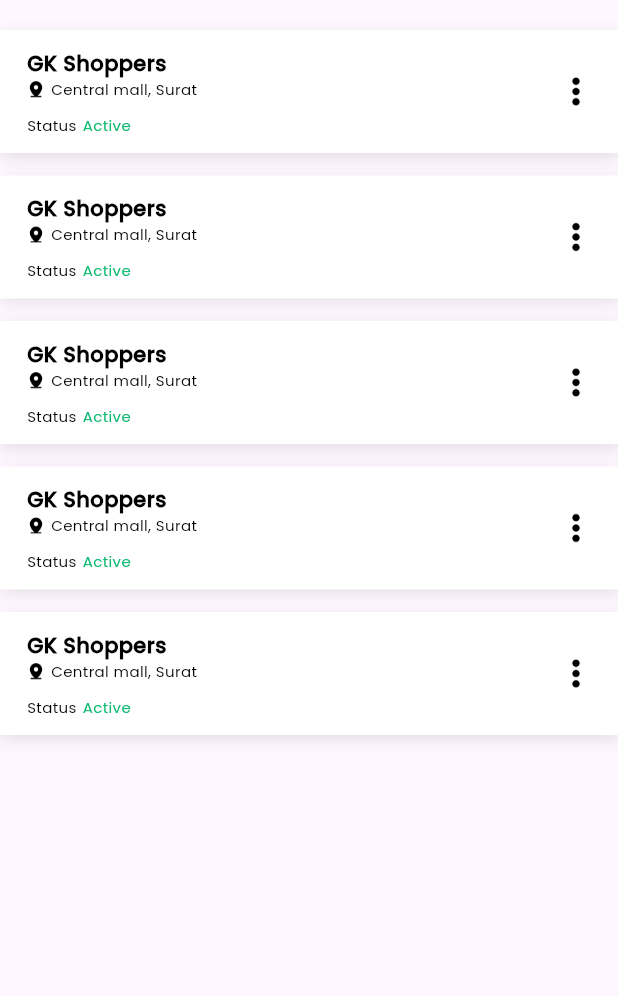
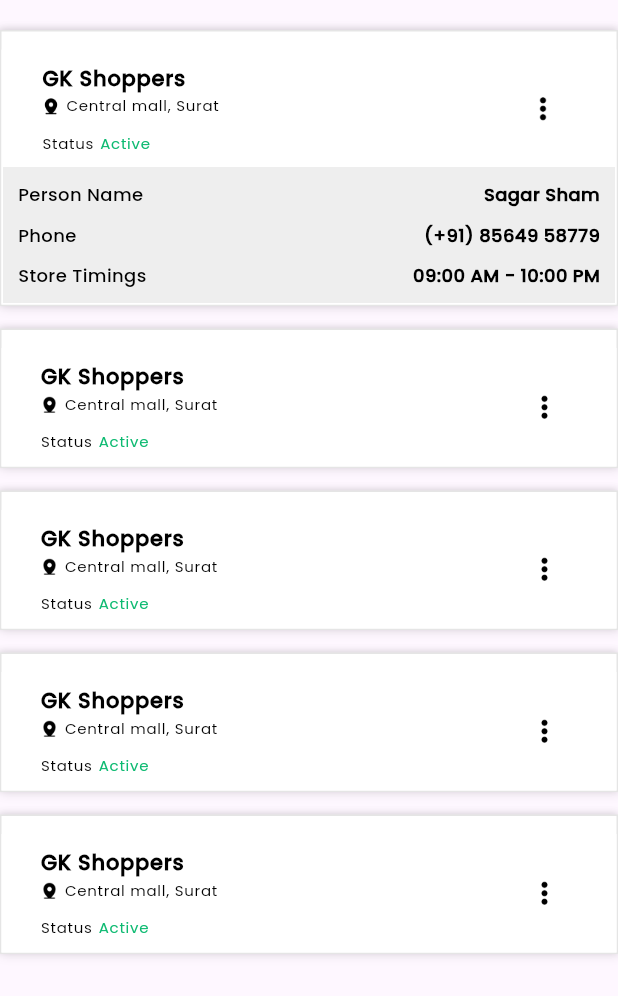
Before and after one commit to stellarboymihir/colorsoul, a Flutter app: the DistributorList screen opened by its route, after a tap on "GK Shoppers", on a phone screen of 412 x 824 dp. Shown: the top 996 px of the screen. Run offline on Flutter 3.47's test engine with Material 3 defaults, Android fonts, the phone set to English and light mode, and no system bars; our stand-ins replace badges, dropdown_button2, flutter_speed_dial, image_picker, pin_input_text_field; missing offline and left inert: mobile_scanner.

Commit message:
Till day

```diff
--- a/lib/constants/routes.dart
+++ b/lib/constants/routes.dart
@@ -63,4 +63,5 @@ const completedRoute = '/completed/';
 const distributorRoute = '/distributor/';
 const distributorListRoute = '/distributorList/';
 const retailerListRoute = '/retailerList/';
+const filterRoute = '/filter/';
 const reimbursementRoute = '/reimbursement/';
--- a/lib/dashboard/distributor/distributorList.dart
+++ b/lib/dashboard/distributor/distributorList.dart
@@ -11,28 +11,38 @@ class DistributorList extends StatefulWidget {
 }
 
 class _DistributorListState extends State<DistributorList> {
+  List<bool> isChecked = List.filled(2, false);
   String selectedValue = 'Nothing Selected';
   final List<Map<String, dynamic>> distribList = [
     {
       "title": 'GK Shoppers',
       "Add": 'Central mall, Surat',
       'DistributorList': 'selectedMenu',
+      'isChecked': false,
     },
     {
       "title": 'GK Shoppers',
       "Add": 'Central mall, Surat',
+      'DistributorList': 'selectedMenu',
+      'isChecked': false,
     },
     {
       "title": 'GK Shoppers',
       "Add": 'Central mall, Surat',
+      'DistributorList': 'selectedMenu',
+      'isChecked': false,
     },
     {
       "title": 'GK Shoppers',
       "Add": 'Central mall, Surat',
+      'DistributorList': 'selectedMenu',
+      'isChecked': false,
     },
     {
       "title": 'GK Shoppers',
       "Add": 'Central mall, Surat',
+      'DistributorList': 'selectedMenu',
+      'isChecked': false,
     },
   ];
   @override
@@ -55,21 +65,30 @@ class _DistributorListState extends State<DistributorList> {
                         // Navigator.pushNamed(context, shoppersRoute);
                       },
                       child: Container(
-                        padding: const EdgeInsets.fromLTRB(8, 12, 4, 12),
-                        margin: const EdgeInsets.only(
-                            left: 0, top: 0, right: 0, bottom: 15),
+                        padding: const EdgeInsets.only(top: 12),
+                        margin: const EdgeInsets.only(bottom: 15),
                         decoration: BoxDecoration(
+                          border: Border.all(
+                            color: MyColor.black.withOpacity(0.1),
+                          ),
                           color: MyColor.white,
                           boxShadow: [
                             BoxShadow(
                               color: MyColor.black.withOpacity(0.1),
-                              blurRadius: 8,
+                              blurRadius: 5,
                               spreadRadius: 0.01,
-                              offset: const Offset(1.0, 3),
+                              offset: const Offset(1.0, 1),
+                            ),
+                            BoxShadow(
+                              color: MyColor.black.withOpacity(0.1),
+                              blurRadius: 3,
+                              spreadRadius: 0.01,
+                              offset: const Offset(-1.0, -1),
                             ),
                           ],
                         ),
-                        child: Row(
+                        child: ExpansionTile(
+                          title: Row(
                             // mainAxisAlignment: MainAxisAlignment.spaceBetween,
                             children: [
                               const SizedBox(
@@ -126,8 +145,11 @@ class _DistributorListState extends State<DistributorList> {
                                   ],
                                 ),
                               ),
-                            PopupMenuButton<String>(
+                            ],
+                          ),
+                          trailing: PopupMenuButton<String>(
                             elevation: 0,
+                            // constraints: const BoxConstraints(minWidth: 2 * 12),
                             initialValue: selectedValue,
                             color: MyColor.white,
                             shadowColor: MyColor.black,
@@ -138,13 +160,14 @@ class _DistributorListState extends State<DistributorList> {
                             },
                             icon: Image.asset(
                               'assets/icons/dots.png',
-                                height: 22,
-                                width: 22,
+                              height: 18,
+                              width: 18,
                             ),
                             itemBuilder: (BuildContext context) =>
                                 <PopupMenuEntry<String>>[
                               PopupMenuItem(
                                 value: 'Call',
+                                height: 35,
                                 child: Row(
                                   children: [
                                     const Expanded(child: Text('Call')),
@@ -167,6 +190,7 @@ class _DistributorListState extends State<DistributorList> {
                               ),
                               PopupMenuItem(
                                 value: 'Edit',
+                                height: 35,
                                 child: Row(
                                   children: [
                                     const Expanded(child: Text('Edit')),
@@ -189,6 +213,95 @@ class _DistributorListState extends State<DistributorList> {
                               ),
                             ],
                           ),
+                          shape: Border.all(color: Colors.transparent),
+                          collapsedBackgroundColor: MyColor.white,
+                          backgroundColor: MyColor.white,
+                          childrenPadding: EdgeInsets.zero,
+                          onExpansionChanged: (bool expanded) {
+                            setState(() {});
+                          },
+                          children: <Widget>[
+                            Container(
+                              padding:
+                                  const EdgeInsets.symmetric(horizontal: 10),
+                              color: MyColor.grey,
+                              child: Column(
+                                children: [
+                                  const SizedBox(
+                                    height: 10,
+                                  ),
+                                  Row(
+                                    mainAxisAlignment:
+                                        MainAxisAlignment.spaceBetween,
+                                    children: [
+                                      Text(
+                                        'Person Name',
+                                        style: MyStyle.tx12b.copyWith(
+                                          fontFamily: 'Poppins-Medium',
+                                          fontWeight: FontWeight.w400,
+                                        ),
+                                      ),
+                                      Text(
+                                        'Sagar Sham',
+                                        style: MyStyle.tx12b.copyWith(
+                                          fontFamily: 'Poppins-Medium',
+                                          fontWeight: FontWeight.w700,
+                                        ),
+                                      ),
+                                    ],
+                                  ),
+                                  const SizedBox(
+                                    height: 10,
+                                  ),
+                                  Row(
+                                    mainAxisAlignment:
+                                        MainAxisAlignment.spaceBetween,
+                                    children: [
+                                      Text(
+                                        'Phone',
+                                        style: MyStyle.tx12b.copyWith(
+                                          fontFamily: 'Poppins-Medium',
+                                          fontWeight: FontWeight.w400,
+                                        ),
+                                      ),
+                                      Text(
+                                        '(+91) 85649 58779',
+                                        style: MyStyle.tx12b.copyWith(
+                                          fontFamily: 'Poppins-Medium',
+                                          fontWeight: FontWeight.w700,
+                                        ),
+                                      ),
+                                    ],
+                                  ),
+                                  const SizedBox(
+                                    height: 10,
+                                  ),
+                                  Row(
+                                    mainAxisAlignment:
+                                        MainAxisAlignment.spaceBetween,
+                                    children: [
+                                      Text(
+                                        'Store Timings',
+                                        style: MyStyle.tx12b.copyWith(
+                                          fontFamily: 'Poppins-Medium',
+                                          fontWeight: FontWeight.w400,
+                                        ),
+                                      ),
+                                      Text(
+                                        '09:00 AM - 10:00 PM',
+                                        style: MyStyle.tx12b.copyWith(
+                                          fontFamily: 'Poppins-Medium',
+                                          fontWeight: FontWeight.w700,
+                                        ),
+                                      ),
+                                    ],
+                                  ),
+                                  const SizedBox(
+                                    height: 10,
+                                  ),
+                                ],
+                              ),
+                            )
                           ],
                         ),
                       ),
--- a/lib/main.dart
+++ b/lib/main.dart
@@ -32,6 +32,7 @@ import 'authentication/register/pin.dart';
 import 'authentication/register/splash_screen.dart';
 import 'authentication/starter/starter.dart';
 import 'dashboard/distributor/distributor.dart';
+import 'dashboard/distributor/filter.dart';
 import 'dashboard/distributor/retailerList.dart';
 import 'dashboard/home/floating/createTask.dart';
 import 'dashboard/home/home.dart';
@@ -132,6 +133,7 @@ class MyApp extends StatelessWidget {
         distributorRoute: (context) => const Distributor(),
         distributorListRoute: (context) => const DistributorList(),
         retailerListRoute: (context) => const RetailerList(),
+        filterRoute: (context) => const Filter(),
         reimbursementRoute: (context) => const Reimbursement(),
       },
     );
```
Also changed, not shown: lib/dashboard/distributor/distributor.dart (+12 -6 lines), lib/dashboard/distributor/filter.dart (added, +340 -0 lines), assets/icons/x.png (added). Lines whose indentation alone changed are shown as unchanged.
